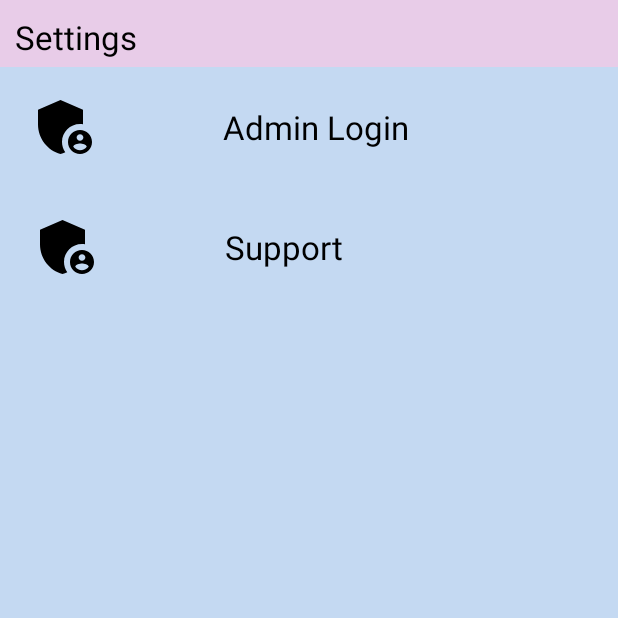
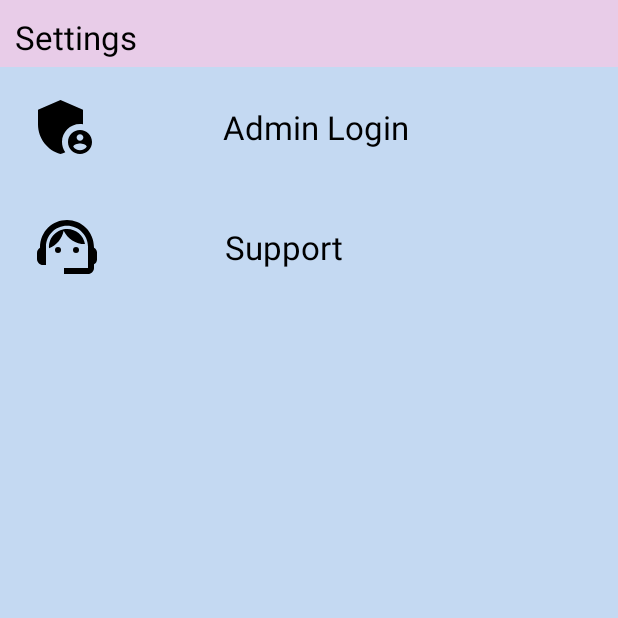
Before and after one commit to BanglaWarlock/ENG_SUS_COLLAB, an Android app: the fragment SettingsView shown on its own in the app's theme, on a phone screen of 412 x 824 dp, the top half of it. Run offline under Robolectric (Android 15) with nearby library versions, the light colour scheme and no system bars.

Commit message:
Resolved Unknown Fragments

```diff
--- /dev/null
+++ b/app/src/main/res/drawable/support.xml
@@ -0,0 +1,11 @@
+<vector xmlns:android="http://schemas.android.com/apk/res/android" android:height="24dp" android:tint="#000000" android:viewportHeight="24" android:viewportWidth="24" android:width="24dp">
+
+    <path android:fillColor="@android:color/white" android:pathData="M21,12.22C21,6.73 16.74,3 12,3c-4.69,0 -9,3.65 -9,9.28C2.4,12.62 2,13.26 2,14v2c0,1.1 0.9,2 2,2h1v-6.1c0,-3.87 3.13,-7 7,-7s7,3.13 7,7V19h-8v2h8c1.1,0 2,-0.9 2,-2v-1.22c0.59,-0.31 1,-0.92 1,-1.64v-2.3C22,13.14 21.59,12.53 21,12.22z"/>
+
+    <path android:fillColor="@android:color/white" android:pathData="M9,13m-1,0a1,1 0,1 1,2 0a1,1 0,1 1,-2 0"/>
+
+    <path android:fillColor="@android:color/white" android:pathData="M15,13m-1,0a1,1 0,1 1,2 0a1,1 0,1 1,-2 0"/>
+
+    <path android:fillColor="@android:color/white" android:pathData="M18,11.03C17.52,8.18 15.04,6 12.05,6c-3.03,0 -6.29,2.51 -6.03,6.45c2.47,-1.01 4.33,-3.21 4.86,-5.89C12.19,9.19 14.88,11 18,11.03z"/>
+
+</vector>
--- a/app/src/main/res/layout/fragment_settings_view.xml
+++ b/app/src/main/res/layout/fragment_settings_view.xml
@@ -69,7 +69,7 @@
             android:layout_height="48dp"
             android:layout_gravity="start|center_vertical"
             android:layout_marginStart="16dp"
-            android:src="@drawable/admin" />
+            android:src="@drawable/support" />
         <!-- Text -->
         <TextView
             android:id="@+id/row_text"
```
